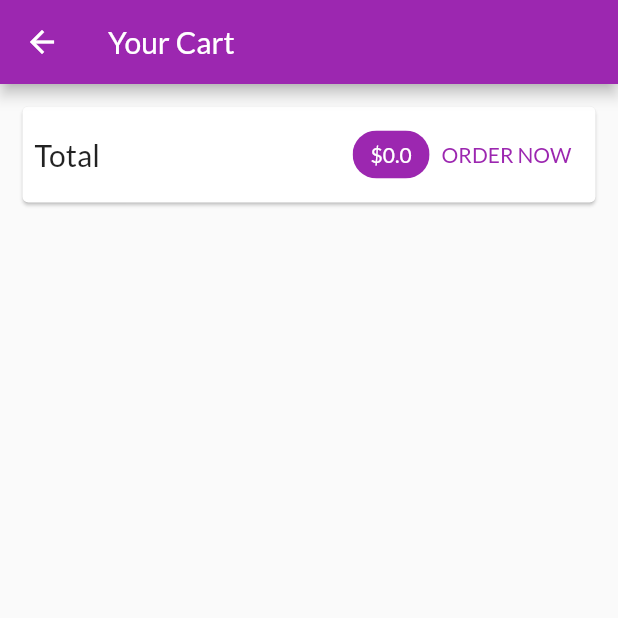
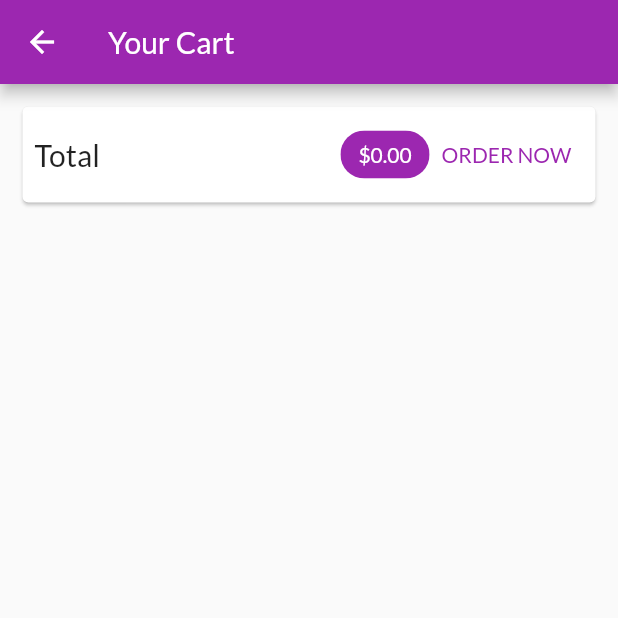
Before and after one commit to Husseinadq/Alpha-stor, a Flutter app: the CartScreen screen opened by its route, after a tap on "ORDER NOW", on a phone screen of 412 x 824 dp, the top half of it. Run offline on Flutter 3.47's test engine with Material 2 defaults, Android fonts, the phone set to English and light mode, and no system bars; network calls fail.

Commit message:
handling  orders

```diff
--- a/lib/main.dart
+++ b/lib/main.dart
@@ -1,3 +1,4 @@
+import 'package:alpha_stor/screens/orders_screen.dart';
 import 'package:flutter/material.dart';
 import 'package:provider/provider.dart';
 
@@ -33,7 +34,8 @@ class MyApp extends StatelessWidget {
         home: ProductsOverviewScreen(),
         routes: {
           ProductDetailScreen.routeName: (context) => ProductDetailScreen(),
-          CartScreen.routeName: (context) => CartScreen()
+          CartScreen.routeName: (context) => CartScreen(),
+          OrdersScreen.routeName:(context) => OrdersScreen(),
         },
       ),
     );
--- a/lib/screens/cart_screen.dart
+++ b/lib/screens/cart_screen.dart
@@ -33,7 +33,7 @@ class CartScreen extends StatelessWidget {
                     const Spacer(),
                     Chip(
                       label: Text(
-                        '\$${cart.totalAmount}',
+                        '\$${cart.totalAmount.toStringAsFixed(2)}',
                         style: TextStyle(
                             color: Theme.of(context)
                                 .primaryTextTheme
@@ -44,9 +44,12 @@ class CartScreen extends StatelessWidget {
                     ),
                     TextButton(
                         onPressed: () {
-                          Provider.of<Orders>(context, listen: false).addOrder(
-                              cart.items.values.toList(), cart.totalAmount);
-                          cart.clear();
+                          if (cart.totalAmount <= 0.0) {
+                            Provider.of<Orders>(context, listen: false)
+                                .addOrder(cart.items.values.toList(),
+                                    cart.totalAmount);
+                            cart.clear();
+                          }
                         },
                         child: const Text('ORDER NOW'))
                   ]),
--- a/lib/screens/orders_screen.dart
+++ b/lib/screens/orders_screen.dart
@@ -3,8 +3,11 @@ import 'package:provider/provider.dart';
 
 import '../providers/orders.dart' show Orders;
 import '../widgets/order_item.dart';
+import '../widgets/app_drawer.dart';
 
 class OrdersScreen extends StatelessWidget {
+  static const routeName = '/orders';
+
   const OrdersScreen({super.key});
 
   @override
@@ -12,6 +15,7 @@ class OrdersScreen extends StatelessWidget {
     final ordersData = Provider.of<Orders>(context);
     return Scaffold(
       appBar: AppBar(title: Text('Your Orders')),
+      drawer: AppDrawer(),
       body: ListView.builder(
         itemBuilder: ((context, index) =>
             OrderItem(order: ordersData.orders[index])),
--- a/lib/screens/products_overview_screen.dart
+++ b/lib/screens/products_overview_screen.dart
@@ -6,6 +6,7 @@ import '../widgets/products_grid.dart';
 import '../widgets/badge.dart';
 import '../providers/cart.dart';
 import '../screens/cart_screen.dart';
+import '../widgets/app_drawer.dart';
 
 enum FilterOptions { favorites, all }
 
@@ -60,6 +61,7 @@ class _ProductsOverviewScreenState extends State<ProductsOverviewScreen> {
           )
         ],
       ),
+      drawer: AppDrawer(),
       body: ProductsGrid(_showFavorites),
     );
   }
--- a/lib/widgets/order_item.dart
+++ b/lib/widgets/order_item.dart
@@ -1,23 +1,59 @@
+import 'dart:math';
+
 import 'package:flutter/material.dart';
 import '../providers/orders.dart' as ord;
 
-class OrderItem extends StatelessWidget {
+class OrderItem extends StatefulWidget {
   final ord.OrderItem order;
   const OrderItem({required this.order});
 
   @override
+  State<OrderItem> createState() => _OrderItemState();
+}
+
+class _OrderItemState extends State<OrderItem> {
+  var _expanded = false;
+  @override
   Widget build(BuildContext context) {
     return Card(
-      margin: EdgeInsets.all(10),
+      margin: const EdgeInsets.all(10),
       child: Column(children: [
         ListTile(
-          title: Text('\$${order.amount}'),
+          title: Text('\$${widget.order.amount}'),
           subtitle: Text('date'),
           trailing: IconButton(
-            icon: Icon(Icons.expand_more),
-            onPressed: (() {}),
+            icon: Icon(_expanded ? Icons.expand_less : Icons.expand_more),
+            onPressed: (() {
+              setState(() {
+                _expanded = !_expanded;
+              });
+            }),
           ),
-        )
+        ),
+        if (_expanded)
+          Container(
+            padding:const EdgeInsets.symmetric(horizontal: 15, vertical: 4),
+            height: min(widget.order.products.length * 20.0 + 10, 180),
+            child: ListView(
+              children: widget.order.products
+                  .map((prod) => Row(
+                        mainAxisAlignment: MainAxisAlignment.spaceBetween,
+                        children: [
+                          Text(
+                            prod.title,
+                            style: const TextStyle(
+                                fontSize: 18, fontWeight: FontWeight.bold),
+                          ),
+                          Text(
+                            '${prod.quantity}x \$${prod.price}',
+                            style: const TextStyle(
+                                fontSize: 18, color: Colors.grey),
+                          )
+                        ],
+                      ))
+                  .toList(),
+            ),
+          )
       ]),
     );
   }
```
Also changed, not shown: lib/widgets/app_drawer.dart (added, +32 -0 lines).
